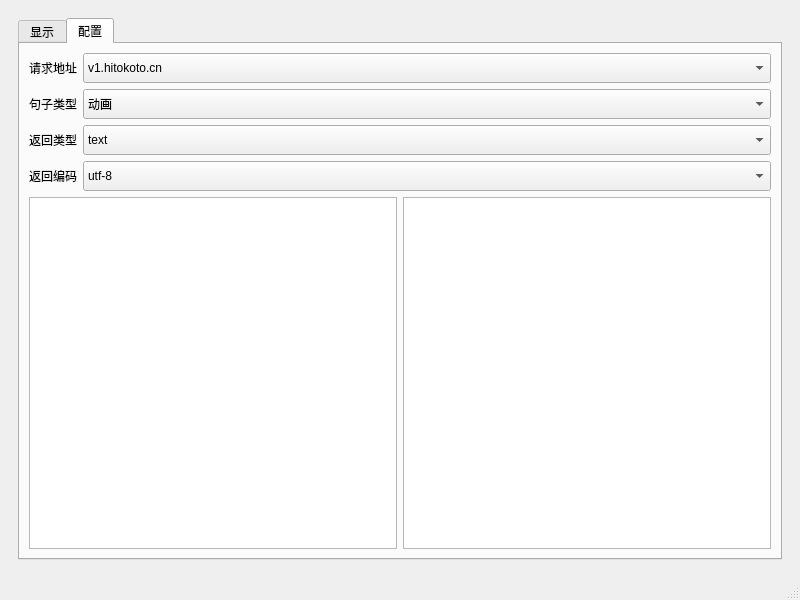
SoDebug/OneText_Qt, file designer.ui: the form before one commit.
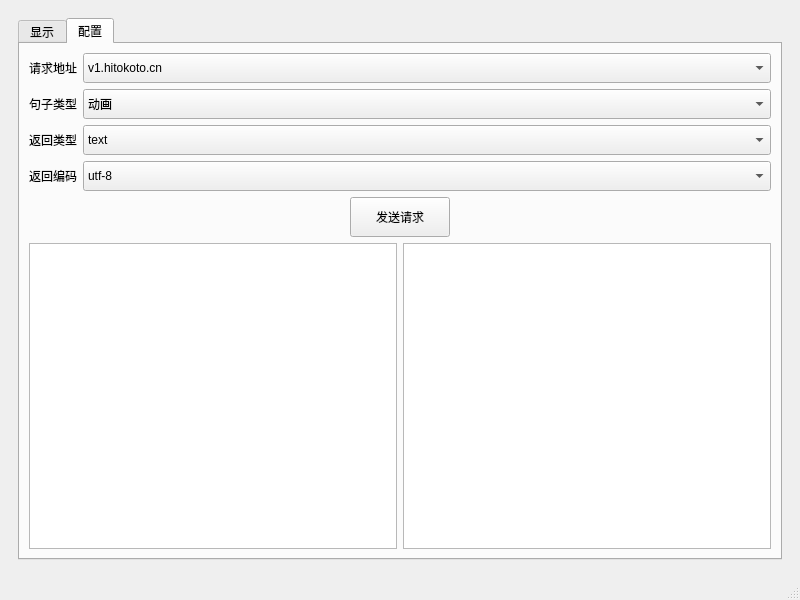
The form after the commit. The open tabs and pages were chosen to show the change.

```diff
--- a/designer.ui
+++ b/designer.ui
@@ -54,6 +54,16 @@
             <string>配置</string>
            </attribute>
            <layout class="QGridLayout" name="gridLayout">
+            <item row="2" column="0">
+             <layout class="QHBoxLayout" name="horizontalLayout_2">
+              <item>
+               <widget class="QTextBrowser" name="Display_HaveSent"/>
+              </item>
+              <item>
+               <widget class="QTextBrowser" name="Display_HaveReceived"/>
+              </item>
+             </layout>
+            </item>
             <item row="0" column="0">
              <layout class="QFormLayout" name="formLayout">
               <item row="0" column="0">
@@ -249,15 +259,69 @@
                 </item>
                </widget>
               </item>
-             </layout>
-            </item>
-            <item row="1" column="0">
-             <layout class="QHBoxLayout" name="horizontalLayout_2">
-              <item>
-               <widget class="QTextBrowser" name="textBrowser"/>
-              </item>
-              <item>
-               <widget class="QTextBrowser" name="textBrowser_2"/>
+              <item row="4" column="0" colspan="2">
+               <layout class="QHBoxLayout" name="horizontalLayout_3">
+                <item>
+                 <widget class="QFrame" name="frame">
+                  <property name="maximumSize">
+                   <size>
+                    <width>16777215</width>
+                    <height>0</height>
+                   </size>
+                  </property>
+                  <property name="frameShape">
+                   <enum>QFrame::Shape::StyledPanel</enum>
+                  </property>
+                  <property name="frameShadow">
+                   <enum>QFrame::Shadow::Raised</enum>
+                  </property>
+                 </widget>
+                </item>
+                <item>
+                 <widget class="QPushButton" name="SendRequest_pushButton">
+                  <property name="sizePolicy">
+                   <sizepolicy hsizetype="Fixed" vsizetype="Fixed">
+                    <horstretch>0</horstretch>
+                    <verstretch>0</verstretch>
+                   </sizepolicy>
+                  </property>
+                  <property name="minimumSize">
+                   <size>
+                    <width>60</width>
+                    <height>40</height>
+                   </size>
+                  </property>
+                  <property name="maximumSize">
+                   <size>
+                    <width>100</width>
+                    <height>16777215</height>
+                   </size>
+                  </property>
+                  <property name="layoutDirection">
+                   <enum>Qt::LayoutDirection::LeftToRight</enum>
+                  </property>
+                  <property name="text">
+                   <string>发送请求</string>
+                  </property>
+                 </widget>
+                </item>
+                <item>
+                 <widget class="QFrame" name="frame_2">
+                  <property name="maximumSize">
+                   <size>
+                    <width>16777215</width>
+                    <height>0</height>
+                   </size>
+                  </property>
+                  <property name="frameShape">
+                   <enum>QFrame::Shape::StyledPanel</enum>
+                  </property>
+                  <property name="frameShadow">
+                   <enum>QFrame::Shadow::Raised</enum>
+                  </property>
+                 </widget>
+                </item>
+               </layout>
               </item>
              </layout>
             </item>
```
Left out of the diff: 10 changed lines with no effect on the pictures.
